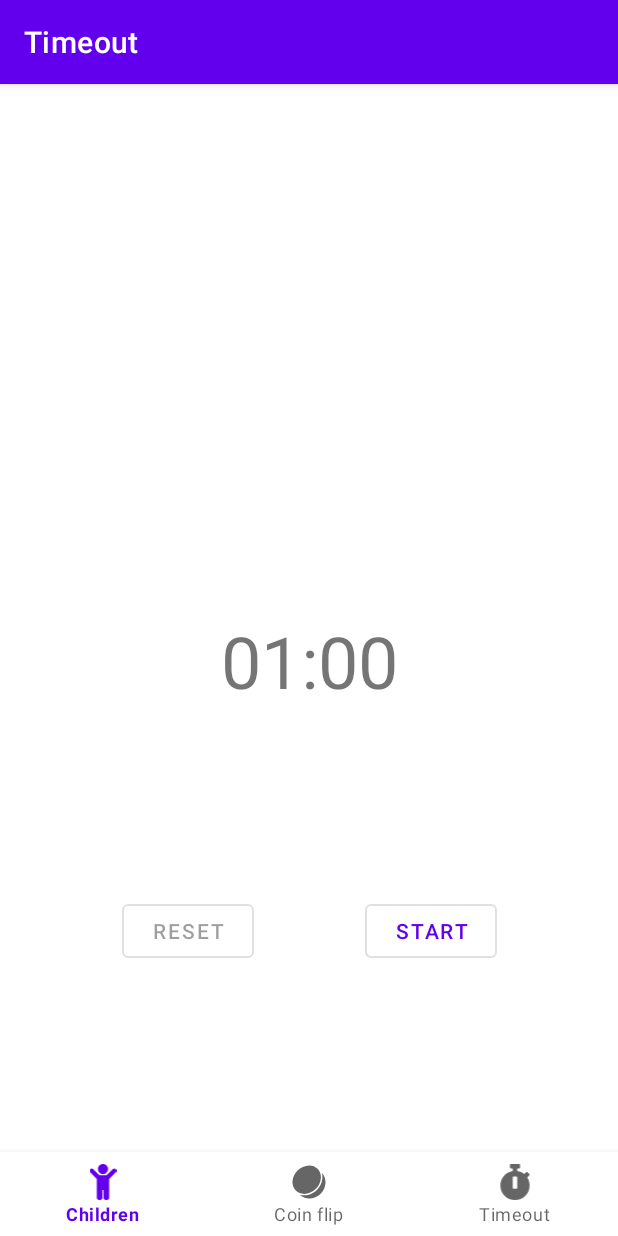
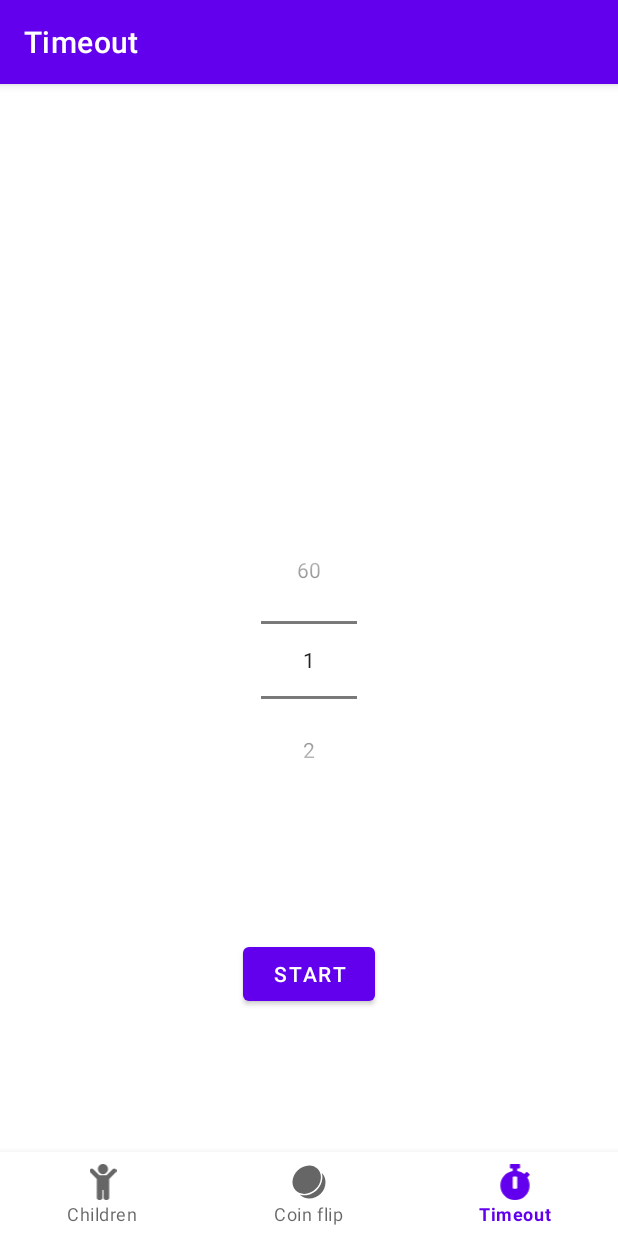
Before and after one commit to corbinjensen/AndroidParentApp, an Android app: the TimeoutFragment screen opened through its navigation route, after a tap on "RESET", on a phone screen of 412 x 824 dp. Run offline under Robolectric (Android 15) with nearby library versions, the phone set to English and light mode, and no system bars; our stand-ins replace navigation-ui; 1 statement that could not run was skipped; 1 other tap on this screen came first.

Commit message:
Split timer function into two screens
One for selecting timeout duration, one for displaying the remaining time of the timer

Each screen resides in a fragment, and can navigate back and forth

```diff
--- a/app/src/main/java/ca/sfu/fluorine/parentapp/model/TimeoutTimer.java
+++ b/app/src/main/java/ca/sfu/fluorine/parentapp/model/TimeoutTimer.java
@@ -9,17 +9,16 @@ public class TimeoutTimer {
 	private final int minutes;
 	private long remainingTimeInMillis;
 	private CountDownTimer timer;
-	private Runnable actionOnUpdate, actionOnReset;
+	private Runnable actionOnUpdate;
 
 	public TimeoutTimer(int minutes) {
 		this.minutes = minutes;
-		reset();
+		remainingTimeInMillis = minutes * 60000L;
+		timer = makeTimer(remainingTimeInMillis);
 	}
 
-	public void registerAction(@NonNull Runnable actionOnUpdate,
-							   @NonNull Runnable actionOnReset) {
+	public void registerAction(@NonNull Runnable actionOnUpdate) {
 		this.actionOnUpdate = actionOnUpdate;
-		this.actionOnReset = actionOnReset;
 	}
 
 	public void toggle() {
@@ -33,13 +32,9 @@ public class TimeoutTimer {
 		}
 	}
 
-	public void reset() {
-		pristine = true;
-		running = false;
-		if (timer != null) timer.cancel();
-		remainingTimeInMillis = minutes * 60000L;
-		timer = makeTimer(remainingTimeInMillis);
-		execute(actionOnReset);
+	public void discard() {
+		timer.cancel();
+		timer = null;
 	}
 
 	public long getRemainingTimeInMillis() {
@@ -69,7 +64,7 @@ public class TimeoutTimer {
 
 			@Override
 			public void onFinish() {
-				reset();
+				discard();
 			}
 		};
 	}
--- a/app/src/main/java/ca/sfu/fluorine/parentapp/view/TimeoutFragment.java
+++ b/app/src/main/java/ca/sfu/fluorine/parentapp/view/TimeoutFragment.java
@@ -6,7 +6,9 @@ import android.view.View;
 import android.view.ViewGroup;
 
 import androidx.annotation.NonNull;
+import androidx.annotation.Nullable;
 import androidx.fragment.app.Fragment;
+import androidx.navigation.Navigation;
 
 import ca.sfu.fluorine.parentapp.R;
 import ca.sfu.fluorine.parentapp.databinding.FragmentTimeoutBinding;
@@ -22,29 +24,34 @@ public class TimeoutFragment extends Fragment {
 							 Bundle savedInstanceState) {
 		// Inflate the layout for this fragment
 		binding = FragmentTimeoutBinding.inflate(inflater, container, false);
-
-		timer = makeTimer(1);
-		timer.registerAction(this::updateTimerUI, () -> {
-			updateButtonUI();
-			updateTimerUI();
-		});
-		updateTimerUI();
-
-		// Set up listeners for the buttons
-		binding.playButton.setOnClickListener((view) -> {
-			timer.toggle();
-			updateButtonUI();
-		});
-
-		binding.resetButton.setOnClickListener((view) -> timer.reset());
-
 		return binding.getRoot();
 	}
 
 	@Override
-	public void onDestroy() {
-		super.onDestroy();
-		binding = null;
+	public void onViewCreated(@NonNull View view, @Nullable Bundle savedInstanceState) {
+		super.onViewCreated(view, savedInstanceState);
+
+		// Set up timer from the argument
+		int minutes = TimeoutFragmentArgs.fromBundle(getArguments()).getDuration();
+		timer = new TimeoutTimer(minutes);
+		timer.registerAction(this::updateTimerUI);
+		updateTimerUI();
+
+		// Set up listeners for the buttons
+		Runnable playButtonAction = () -> {
+			timer.toggle();
+			updateButtonUI();
+		};
+
+		binding.playButton.setOnClickListener((btnView) -> playButtonAction.run());
+
+		binding.resetButton.setOnClickListener((btnView) -> {
+			timer.discard();
+			Navigation.findNavController(view).navigate(R.id.reset_timer_action);
+		});
+
+		// Start the timer
+		playButtonAction.run();
 	}
 
 	private void updateTimerUI() {
@@ -58,18 +65,9 @@ public class TimeoutFragment extends Fragment {
 	private void updateButtonUI() {
 		binding.resetButton.setEnabled(!timer.isPristine());
 		if (!timer.isRunning()) {
-			binding.playButton.setText(timer.isPristine() ? R.string.start : R.string.resume);
+			binding.playButton.setText(R.string.resume);
 		} else {
 			binding.playButton.setText(R.string.pause);
 		}
 	}
-
-	private TimeoutTimer makeTimer(int minutes) {
-		TimeoutTimer timer = new TimeoutTimer(minutes);
-		timer.registerAction(this::updateTimerUI, () -> {
-			updateTimerUI();
-			updateButtonUI();
-		});
-		return timer;
-	}
 }
--- /dev/null
+++ b/app/src/main/java/ca/sfu/fluorine/parentapp/view/TimeoutSelectorFragment.java
@@ -0,0 +1,40 @@
+package ca.sfu.fluorine.parentapp.view;
+
+import android.os.Bundle;
+import android.view.LayoutInflater;
+import android.view.View;
+import android.view.ViewGroup;
+
+import androidx.annotation.NonNull;
+import androidx.annotation.Nullable;
+import androidx.fragment.app.Fragment;
+import androidx.navigation.Navigation;
+
+import ca.sfu.fluorine.parentapp.R;
+import ca.sfu.fluorine.parentapp.databinding.FragmentTimeoutSelectorBinding;
+import ca.sfu.fluorine.parentapp.view.TimeoutSelectorFragmentDirections.*;
+
+public class TimeoutSelectorFragment extends Fragment {
+	private FragmentTimeoutSelectorBinding binding;
+	@Nullable
+	@Override
+	public View onCreateView(@NonNull LayoutInflater inflater,
+							 @Nullable ViewGroup container,
+							 @Nullable Bundle savedInstanceState) {
+		binding = FragmentTimeoutSelectorBinding.inflate(inflater, container, false);
+
+		binding.timerSelection.setMinValue(getResources().getInteger(R.integer.min_duration));
+		binding.timerSelection.setMaxValue(getResources().getInteger(R.integer.max_duration));
+		return binding.getRoot();
+	}
+
+	@Override
+	public void onViewCreated(@NonNull View view, @Nullable Bundle savedInstanceState) {
+		super.onViewCreated(view, savedInstanceState);
+		binding.buttonStart.setOnClickListener((button) -> {
+			StartTimerAction action = TimeoutSelectorFragmentDirections.startTimerAction();
+			action.setDuration(binding.timerSelection.getValue());
+			Navigation.findNavController(view).navigate(action);
+		});
+	}
+}
--- a/app/src/main/res/layout/fragment_timeout.xml
+++ b/app/src/main/res/layout/fragment_timeout.xml
@@ -35,7 +35,7 @@
         style="?attr/materialButtonOutlinedStyle"
         android:layout_width="wrap_content"
         android:layout_height="wrap_content"
-        android:text="@string/start"
+        android:text="@string/pause"
         app:layout_constraintBottom_toBottomOf="parent"
         app:layout_constraintEnd_toEndOf="parent"
         app:layout_constraintHorizontal_bias="0.75"
--- /dev/null
+++ b/app/src/main/res/layout/fragment_timeout_selector.xml
@@ -0,0 +1,28 @@
+<?xml version="1.0" encoding="utf-8"?>
+<androidx.constraintlayout.widget.ConstraintLayout xmlns:android="http://schemas.android.com/apk/res/android"
+    xmlns:app="http://schemas.android.com/apk/res-auto"
+    xmlns:tools="http://schemas.android.com/tools"
+    android:layout_width="match_parent"
+    android:layout_height="match_parent"
+    tools:context=".view.TimeoutSelectorFragment">
+
+    <NumberPicker
+        android:id="@+id/timer_selection"
+        android:layout_width="wrap_content"
+        android:layout_height="wrap_content"
+        app:layout_constraintBottom_toBottomOf="parent"
+        app:layout_constraintEnd_toEndOf="parent"
+        app:layout_constraintStart_toStartOf="parent"
+        app:layout_constraintTop_toTopOf="parent" />
+
+    <Button
+        android:id="@+id/button_start"
+        android:layout_width="wrap_content"
+        android:layout_height="wrap_content"
+        android:text="@string/start"
+        app:layout_constraintBottom_toBottomOf="parent"
+        app:layout_constraintEnd_toEndOf="parent"
+        app:layout_constraintStart_toStartOf="parent"
+        app:layout_constraintTop_toBottomOf="@+id/timer_selection" />
+
+</androidx.constraintlayout.widget.ConstraintLayout>
--- a/app/src/main/res/navigation/mobile_navigation.xml
+++ b/app/src/main/res/navigation/mobile_navigation.xml
@@ -19,7 +19,25 @@
 
     <fragment
         android:id="@+id/navigation_timeout"
+        android:name="ca.sfu.fluorine.parentapp.view.TimeoutSelectorFragment"
+        android:label="@string/title_timeout"
+        tools:layout="@layout/fragment_timeout_selector" >
+        <action
+            android:id="@+id/start_timer_action"
+            app:destination="@id/timeout_running" />
+    </fragment>
+
+    <fragment
+        android:id="@+id/timeout_running"
         android:name="ca.sfu.fluorine.parentapp.view.TimeoutFragment"
         android:label="@string/title_timeout"
-        tools:layout="@layout/fragment_timeout" />
+        tools:layout="@layout/fragment_timeout" >
+        <action
+            android:id="@+id/reset_timer_action"
+            app:destination="@id/navigation_timeout" />
+        <argument
+            android:name="duration"
+            app:argType="integer"
+            android:defaultValue="1" />
+    </fragment>
 </navigation>
--- a/app/src/main/res/values/strings.xml
+++ b/app/src/main/res/values/strings.xml
@@ -11,4 +11,15 @@
     <string name="resume">Resume</string>
     <string name="reset">Reset</string>
     <string name="custom">Custom</string>
+
+    <integer name="min_duration">1</integer>
+    <integer name="max_duration">60</integer>
+
+    <integer-array name="preset_values">
+        <item>@integer/min_duration</item>
+        <item>2</item>
+        <item>3</item>
+        <item>5</item>
+        <item>10</item>
+    </integer-array>
 </resources>
```
